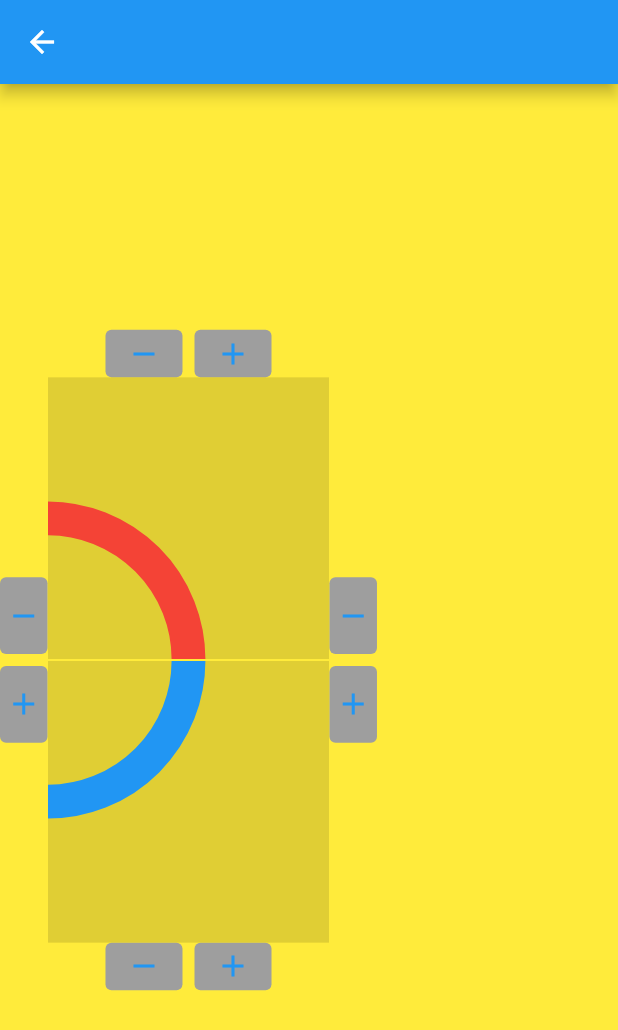
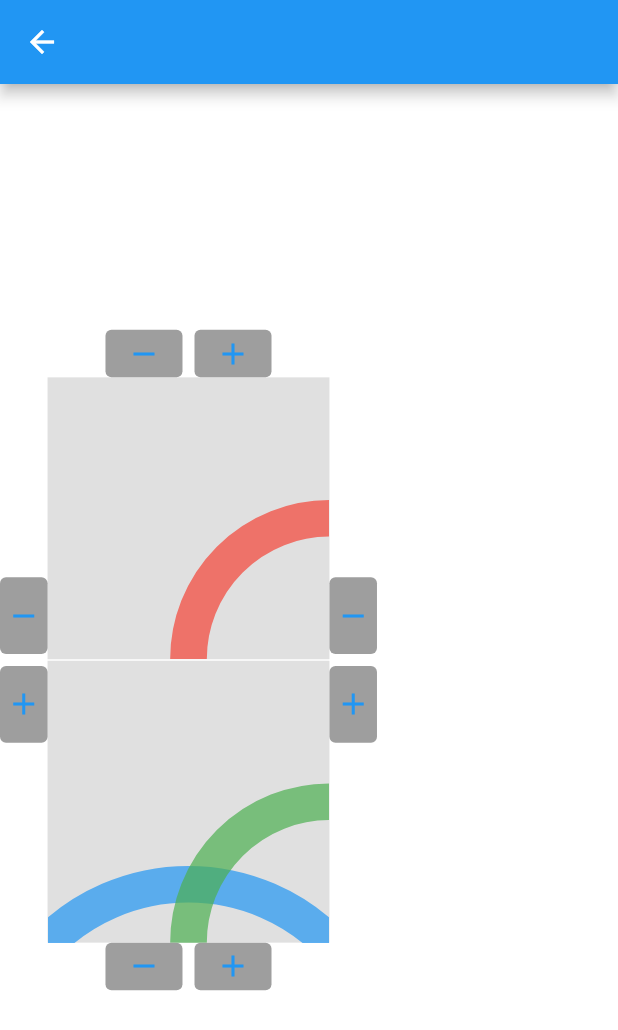
Before and after one commit to Chesco1/TheGame, a Flutter app: the LevelView screen opened directly, after a tap on the "remove" icon, on a phone screen of 412 x 824 dp. Shown: the top 1030 px of the screen. Run offline on Flutter 3.47's test engine with Material 2 defaults, Android fonts, the phone set to English and light mode, and no system bars; drawn by our look-alikes of flutter_layout_grid; our stand-ins replace firebase_core, flutter_riverpod; accounts and stored records are empty.

```diff
--- a/thegame/lib/blueprints/track_blueprint.dart
+++ b/thegame/lib/blueprints/track_blueprint.dart
@@ -4,9 +4,9 @@ import 'package:thegame/train/train_info.dart';
 
 enum TrackTileType {
   none(0),
-  straight(2),
+  straight(4),
   weakCurve(0),
-  strongCurve(4);
+  strongCurve(8);
 
   final int tileAmount;
   const TrackTileType(this.tileAmount);
@@ -166,6 +166,11 @@ class TrackNotifier extends StateNotifier<List<TrackTileStackBlueprint>> {
                 eighthTurns: 0,
                 color: TrackColor.none,
               ),
+              SingleTrackTileBlueprint(
+                type: TrackTileType.straight,
+                eighthTurns: 2,
+                color: TrackColor.none,
+              ),
             ],
           ),
           const TrackTileStackBlueprint(
@@ -198,6 +203,11 @@ class TrackNotifier extends StateNotifier<List<TrackTileStackBlueprint>> {
                 type: TrackTileType.strongCurve,
                 eighthTurns: 3,
                 color: TrackColor.blue,
+              ),
+              SingleTrackTileBlueprint(
+                type: TrackTileType.strongCurve,
+                eighthTurns: 2,
+                color: TrackColor.green,
               ),
             ],
           ),
--- a/thegame/lib/views/level_view.dart
+++ b/thegame/lib/views/level_view.dart
@@ -15,7 +15,7 @@ class LevelView extends StatelessWidget {
       appBar: AppBar(),
       body: Container(
         alignment: Alignment.center,
-        color: Colors.yellow,
+        color: Colors.white,
         child: LayoutGrid(
           areas: '''
           track program
--- a/thegame/lib/views/track.dart
+++ b/thegame/lib/views/track.dart
@@ -1,4 +1,5 @@
 import 'dart:math';
+import 'dart:ui';
 
 import 'package:flutter/material.dart';
 import 'package:flutter_riverpod/flutter_riverpod.dart';
@@ -9,7 +10,7 @@ import 'package:thegame/train/train_info.dart';
 
 class Track extends ConsumerWidget {
   static const int maxTrackTilesInRow = 15;
-  static const int trackWidth = 12; // should be a number between 0 and 100
+  static const int trackWidth = 13; // should be a number between 0 and 100
   static const double levelBuilderTileSpacing = 1;
 
   final bool isLevelBuilder;
@@ -298,7 +299,6 @@ class TrackTileStack extends ConsumerWidget {
   Widget build(BuildContext context, WidgetRef ref) {
     return SizedBox(
       height: size,
-      child: ClipRect(
       child: AspectRatio(
         aspectRatio: 1,
         child: Container(
@@ -314,7 +314,6 @@ class TrackTileStack extends ConsumerWidget {
                   size: size,
                 ),
             ],
-            ),
           ),
         ),
       ),
@@ -346,9 +345,12 @@ class SingleTrackTile extends ConsumerWidget {
       height: size,
       child: AspectRatio(
         aspectRatio: 1,
+        child: RotatedBox(
+          quarterTurns: (eighthTurns / 2).floor(),
           child: CustomPaint(
             size: Size.infinite,
             painter: LinePainter(type, eighthTurns, color),
+          ),
         ),
       ),
     );
@@ -370,13 +372,13 @@ class LinePainter extends CustomPainter {
 
   Color _getPaintColor() {
     if (color == TrackColor.red) {
-      return Colors.red;
+      return Colors.red.withOpacity(0.7);
     } else if (color == TrackColor.green) {
-      return Colors.green;
+      return Colors.green.withOpacity(0.7);
     } else if (color == TrackColor.blue) {
-      return Colors.blue;
+      return Colors.blue.withOpacity(0.7);
     }
-    return Colors.black;
+    return Colors.black.withOpacity(0.7);
   }
 
   Paint _makePaint(Size canvasSize) {
@@ -387,23 +389,19 @@ class LinePainter extends CustomPainter {
       ..strokeCap = StrokeCap.butt);
   }
 
-  void _paintStrongCurve(Canvas canvas, Size canvasSize, Paint paint) {
-    if (eighthTurns == 0) {
-      _paintStrongCurve0(canvas, canvasSize, paint);
-    } else if (eighthTurns == 1) {
-      _paintStrongCurve1(canvas, canvasSize, paint);
-    } else if (eighthTurns == 2) {
-      _paintStrongCurve2(canvas, canvasSize, paint);
-    } else if (eighthTurns == 3) {
-      _paintStrongCurve3(canvas, canvasSize, paint);
+  void _paintQuarterTurn(Canvas canvas, Size canvasSize, Paint paint) {
+    if (eighthTurns.isEven) {
+      _paintQuarterTurnFromTop(canvas, canvasSize, paint);
+    } else {
+      _paintQuarterTurnFromTopRight(canvas, canvasSize, paint);
     }
   }
 
   void _paintStraightLine(Canvas canvas, Size canvasSize, Paint paint) {
-    if (eighthTurns == 0) {
-      _paintStraight0(canvas, canvasSize, paint);
-    } else if (eighthTurns == 1) {
-      _paintStraight1(canvas, canvasSize, paint);
+    if (eighthTurns.isEven) {
+      _paintStraightFromTop(canvas, canvasSize, paint);
+    } else {
+      _paintStraightLineFromTopRight(canvas, canvasSize, paint);
     }
   }
 
@@ -412,35 +410,36 @@ class LinePainter extends CustomPainter {
     final paint = _makePaint(size);
     final rect = Rect.fromLTWH(0, 0, size.width, size.height);
 
-    canvas.clipRect(rect);
+    canvas.clipRect(rect, doAntiAlias: false);
     if (type == TrackTileType.straight) {
       _paintStraightLine(canvas, size, paint);
     } else if (type == TrackTileType.strongCurve) {
-      _paintStrongCurve(canvas, size, paint);
+      _paintQuarterTurn(canvas, size, paint);
     }
   }
 
-  ///////////////////// Straight Lines /////////////////////////////////////////
+/////////////////////////// Straight Lines /////////////////////////////////////
 
-  void _paintStraight0(Canvas canvas, Size canvasSize, Paint paint) {
+  void _paintStraightFromTop(Canvas canvas, Size canvasSize, Paint paint) {
     canvas.drawLine(
-      Offset(0.0, canvasSize.height * 0.5),
-      Offset(canvasSize.width, canvasSize.height * 0.5),
-      paint,
-    );
-  }
-
-  void _paintStraight1(Canvas canvas, Size canvasSize, Paint paint) {
-    canvas.drawLine(
-      Offset(canvasSize.width * 0.5, 0.0),
+      Offset(canvasSize.width * 0.5, 0),
       Offset(canvasSize.width * 0.5, canvasSize.height),
       paint,
     );
   }
 
-  ///////////////////// Strong Curves Lines ////////////////////////////////////
+  void _paintStraightLineFromTopRight(
+      Canvas canvas, Size canvasSize, Paint paint) {
+    canvas.drawLine(
+      Offset(canvasSize.width, 0.0),
+      Offset(0.0, canvasSize.height),
+      paint,
+    );
+  }
 
-  void _paintStrongCurve0(Canvas canvas, Size canvasSize, Paint paint) {
+//////////////////////////// Quarter Turns /////////////////////////////////////
+
+  void _paintQuarterTurnFromTop(Canvas canvas, Size canvasSize, Paint paint) {
     Rect rect = Rect.fromCenter(
       center: Offset(canvasSize.width, 0.0),
       height: canvasSize.height,
@@ -449,32 +448,24 @@ class LinePainter extends CustomPainter {
     canvas.drawArc(rect, pi * 0.5, pi * 0.5, false, paint);
   }
 
-  void _paintStrongCurve1(Canvas canvas, Size canvasSize, Paint paint) {
+  void _paintQuarterTurnFromTopRight(
+      Canvas canvas, Size canvasSize, Paint paint) {
     Rect rect = Rect.fromCenter(
-      center: Offset(canvasSize.width, canvasSize.height),
-      height: canvasSize.height,
-      width: canvasSize.width,
+      center: Offset(
+        canvasSize.width * 1.5,
+        canvasSize.height * 0.5,
+      ),
+      height: sqrt(
+        pow(canvasSize.width, 2) + pow(canvasSize.height, 2),
+      ),
+      width: sqrt(
+        pow(canvasSize.width, 2) + pow(canvasSize.height, 2),
+      ),
     );
-    canvas.drawArc(rect, pi, pi * 0.5, false, paint);
+    canvas.drawArc(rect, pi * 0.75, pi * 0.5, false, paint);
   }
 
-  void _paintStrongCurve2(Canvas canvas, Size canvasSize, Paint paint) {
-    Rect rect = Rect.fromCenter(
-      center: Offset(0, canvasSize.height),
-      height: canvasSize.height,
-      width: canvasSize.width,
-    );
-    canvas.drawArc(rect, pi * 1.5, pi * 0.5, false, paint);
-  }
-
-  void _paintStrongCurve3(Canvas canvas, Size canvasSize, Paint paint) {
-    Rect rect = Rect.fromCenter(
-      center: Offset(0.0, 0.0),
-      height: canvasSize.height,
-      width: canvasSize.width,
-    );
-    canvas.drawArc(rect, 0.0, pi * 0.5, false, paint);
-  }
+////////////////////////////////////////////////////////////////////////////////
 
   @override
   bool shouldRepaint(LinePainter oldDelegate) =>
```
Lines whose indentation alone changed are shown as unchanged.
